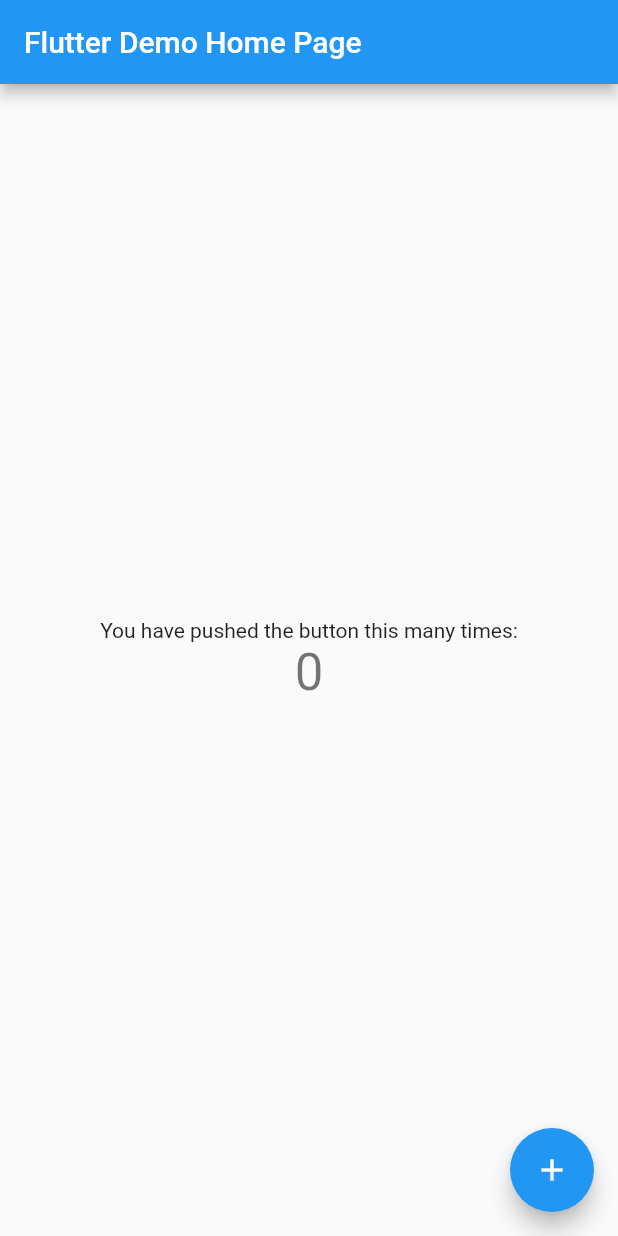
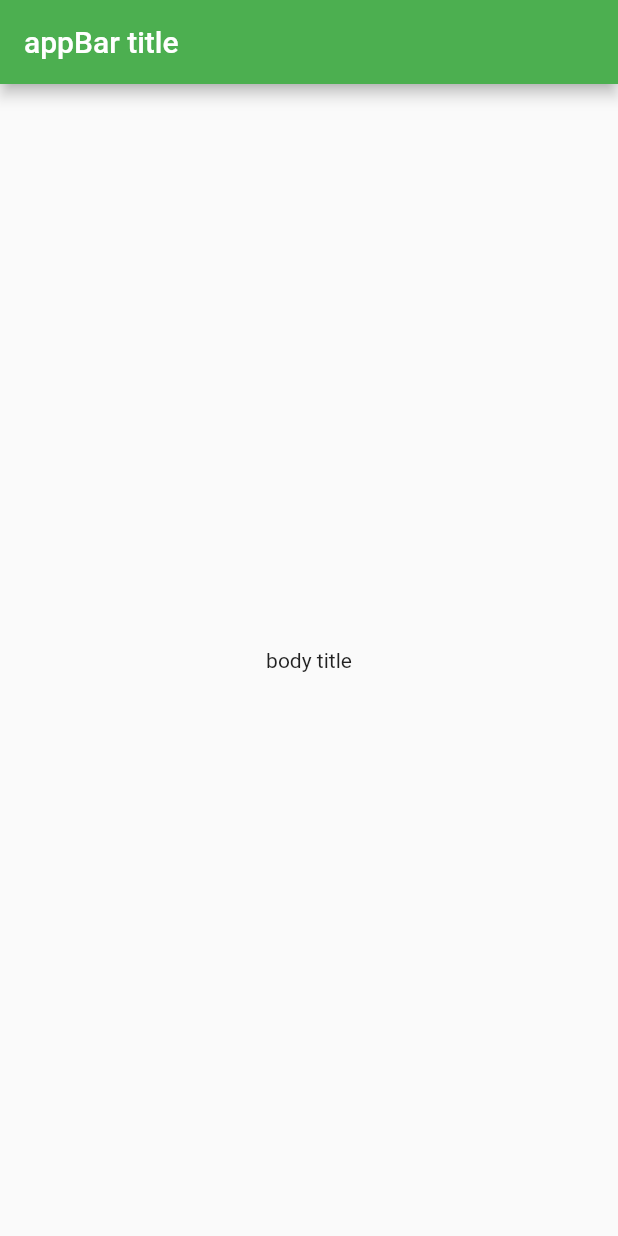
Before and after one commit to RektPunk/letsflutter, a Flutter app: the screen it shows after launch, on a phone screen of 412 x 824 dp. Run offline on Flutter 3.47's test engine with Material 2 defaults, Android fonts, the phone set to English and light mode, and no system bars.

Commit message:
feat - split pages

```diff
--- a/lib/main.dart
+++ b/lib/main.dart
@@ -1,4 +1,6 @@
 import 'package:flutter/material.dart';
+import 'package:letsflutter/pages/homepage.dart';
+
 
 void main() {
   runApp(const MyApp());
@@ -7,109 +9,14 @@ void main() {
 class MyApp extends StatelessWidget {
   const MyApp({Key? key}) : super(key: key);
 
-  // This widget is the root of your application.
   @override
   Widget build(BuildContext context) {
     return MaterialApp(
       title: 'Flutter Demo',
       theme: ThemeData(
-        // This is the theme of your application.
-        //
-        // Try running your application with "flutter run". You'll see the
-        // application has a blue toolbar. Then, without quitting the app, try
-        // changing the primarySwatch below to Colors.green and then invoke
-        // "hot reload" (press "r" in the console where you ran "flutter run",
-        // or simply save your changes to "hot reload" in a Flutter IDE).
-        // Notice that the counter didn't reset back to zero; the application
-        // is not restarted.
-        primarySwatch: Colors.blue,
+        primarySwatch: Colors.green,
       ),
-      home: const MyHomePage(title: 'Flutter Demo Home Page'),
+      home: const MyHompage(),
     );
   }
 }
-
-class MyHomePage extends StatefulWidget {
-  const MyHomePage({Key? key, required this.title}) : super(key: key);
-
-  // This widget is the home page of your application. It is stateful, meaning
-  // that it has a State object (defined below) that contains fields that affect
-  // how it looks.
-
-  // This class is the configuration for the state. It holds the values (in this
-  // case the title) provided by the parent (in this case the App widget) and
-  // used by the build method of the State. Fields in a Widget subclass are
-  // always marked "final".
-
-  final String title;
-
-  @override
-  State<MyHomePage> createState() => _MyHomePageState();
-}
-
-class _MyHomePageState extends State<MyHomePage> {
-  int _counter = 0;
-
-  void _incrementCounter() {
-    setState(() {
-      // This call to setState tells the Flutter framework that something has
-      // changed in this State, which causes it to rerun the build method below
-      // so that the display can reflect the updated values. If we changed
-      // _counter without calling setState(), then the build method would not be
-      // called again, and so nothing would appear to happen.
-      _counter++;
-    });
-  }
-
-  @override
-  Widget build(BuildContext context) {
-    // This method is rerun every time setState is called, for instance as done
-    // by the _incrementCounter method above.
-    //
-    // The Flutter framework has been optimized to make rerunning build methods
-    // fast, so that you can just rebuild anything that needs updating rather
-    // than having to individually change instances of widgets.
-    return Scaffold(
-      appBar: AppBar(
-        // Here we take the value from the MyHomePage object that was created by
-        // the App.build method, and use it to set our appbar title.
-        title: Text(widget.title),
-      ),
-      body: Center(
-        // Center is a layout widget. It takes a single child and positions it
-        // in the middle of the parent.
-        child: Column(
-          // Column is also a layout widget. It takes a list of children and
-          // arranges them vertically. By default, it sizes itself to fit its
-          // children horizontally, and tries to be as tall as its parent.
-          //
-          // Invoke "debug painting" (press "p" in the console, choose the
-          // "Toggle Debug Paint" action from the Flutter Inspector in Android
-          // Studio, or the "Toggle Debug Paint" command in Visual Studio Code)
-          // to see the wireframe for each widget.
-          //
-          // Column has various properties to control how it sizes itself and
-          // how it positions its children. Here we use mainAxisAlignment to
-          // center the children vertically; the main axis here is the vertical
-          // axis because Columns are vertical (the cross axis would be
-          // horizontal).
-          mainAxisAlignment: MainAxisAlignment.center,
-          children: <Widget>[
-            const Text(
-              'You have pushed the button this many times:',
-            ),
-            Text(
-              '$_counter',
-              style: Theme.of(context).textTheme.headline4,
-            ),
-          ],
-        ),
-      ),
-      floatingActionButton: FloatingActionButton(
-        onPressed: _incrementCounter,
-        tooltip: 'Increment',
-        child: const Icon(Icons.add),
-      ), // This trailing comma makes auto-formatting nicer for build methods.
-    );
-  }
-}
--- /dev/null
+++ b/lib/pages/homepage.dart
@@ -0,0 +1,19 @@
+import 'package:flutter/material.dart';
+
+class MyHompage extends StatelessWidget {
+  const MyHompage({
+    Key? key,
+  }) : super(key: key);
+
+  @override
+  Widget build(BuildContext context) {
+    return Scaffold(
+      appBar: AppBar(
+        title: const Text('appBar title')
+      ),
+      body: const Center(
+        child: Text('body title'),
+      ),
+    );
+  }
+}
```
